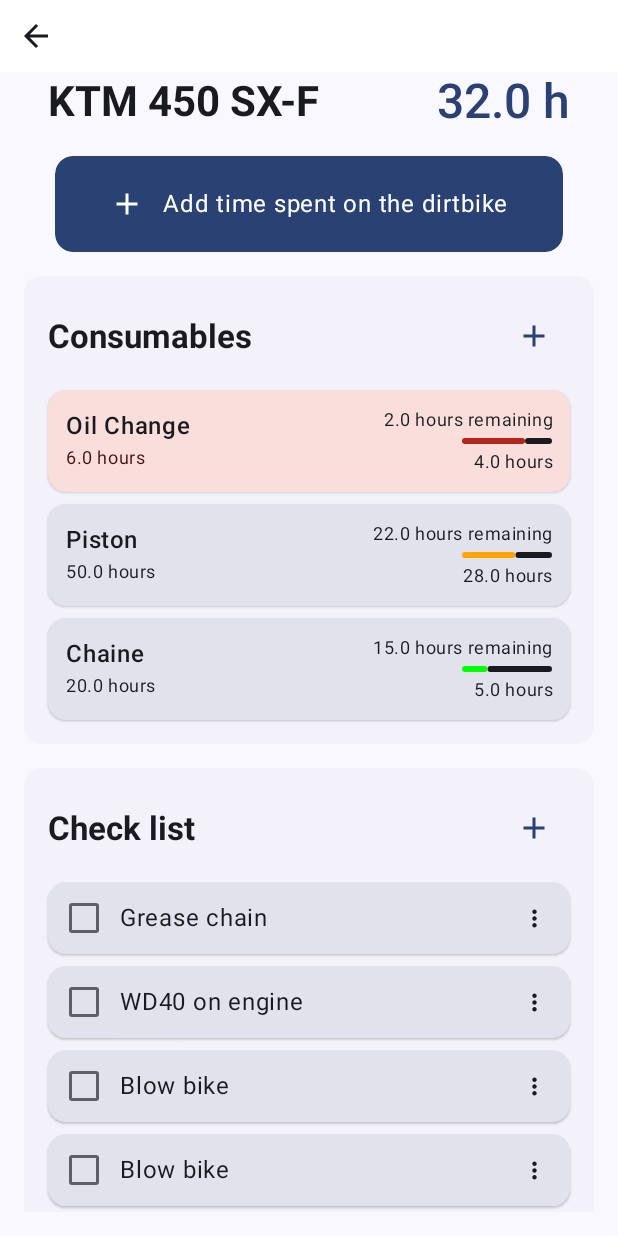
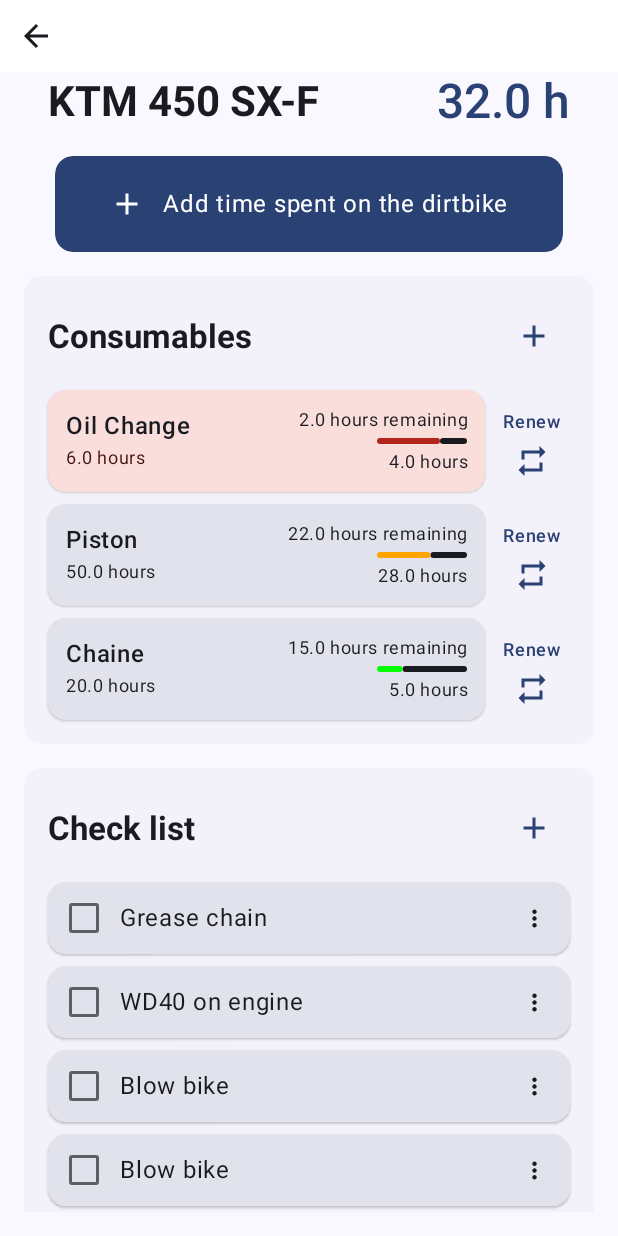
Before and after one commit to Z3nk/Motorcycle-Manager, an Android app built with Jetpack Compose: the @Preview function BikeDetailsPreview, on a phone screen of 412 x 824 dp. Run offline under Robolectric (Android 15) with nearby library versions, the phone set to English and light mode, and no system bars; libraries missing offline, so code that uses them is left out: androidx.hilt.lifecycle.

Commit message:
feat(renew): we can now renew consumable

```diff
--- a/app/src/main/java/fr/zunkit/motorcyclemanager/presentation/bikedetails/BikeDetailsScreen.kt
+++ b/app/src/main/java/fr/zunkit/motorcyclemanager/presentation/bikedetails/BikeDetailsScreen.kt
@@ -70,6 +70,10 @@ fun BikeDetailsScreen(
                     onDeleteConsumable = { consumable ->
                         viewModel.onDeleteConsumable(consumable)
                     },
+                    onRenewConsumable = { consumable ->
+                        viewModel.onRenewConsumable(consumable)
+
+                    },
                     onClickCheck = { check ->
                         viewModel.checkOn(check)
                     }
--- a/app/src/main/java/fr/zunkit/motorcyclemanager/presentation/bikedetails/BikeDetailsStateScreen.kt
+++ b/app/src/main/java/fr/zunkit/motorcyclemanager/presentation/bikedetails/BikeDetailsStateScreen.kt
@@ -34,6 +34,7 @@ fun BikeDetailsStateScreen(
     onAddConsumable: () -> Unit,
     onEditConsumable: (Consumable) -> Unit,
     onDeleteConsumable: (Consumable) -> Unit,
+    onRenewConsumable: (Consumable) -> Unit,
     onAddCheck: () -> Unit,
     onEditCheck: (Check) -> Unit,
     onDeleteCheck: (Check) -> Unit,
@@ -75,7 +76,8 @@ fun BikeDetailsStateScreen(
                     consumables = screenState.bike.consumables,
                     onEditConsumable = onEditConsumable,
                     onAddConsumable = onAddConsumable,
-                    onDeleteConsumable = onDeleteConsumable
+                    onDeleteConsumable = onDeleteConsumable,
+                    onRenewConsumable = onRenewConsumable
                 )
             }
             item {
@@ -119,11 +121,12 @@ fun BikeDetailsPreview() {
             onAddConsumable = {},
             onEditConsumable = {},
             onDeleteConsumable = {},
+            onRenewConsumable = {},
             onAddCheck = {},
             onEditCheck = {},
             onDeleteCheck = {},
             onAddHours = {},
-            onClickCheck = {}
+            onClickCheck = {},
         )
     }
 }
--- a/app/src/main/java/fr/zunkit/motorcyclemanager/presentation/bikedetails/composables/ConsumableItem.kt
+++ b/app/src/main/java/fr/zunkit/motorcyclemanager/presentation/bikedetails/composables/ConsumableItem.kt
@@ -36,6 +36,7 @@ import fr.zunkit.motorcyclemanager.presentation.bikedetails.models.Consumable
 
 @Composable
 fun ConsumableItem(
+    modifier: Modifier,
     consumable: Consumable,
     onEditClick: () -> Unit,
     onDeleteClick: () -> Unit
@@ -50,7 +51,7 @@ fun ConsumableItem(
     val isUrgent = hoursRemaining <= 2f
 
     Card(
-        modifier = Modifier
+        modifier = modifier
             .fillMaxWidth()
             .combinedClickable(
                 onClick = onEditClick,
--- a/app/src/main/java/fr/zunkit/motorcyclemanager/presentation/bikedetails/composables/ConsumablesSection.kt
+++ b/app/src/main/java/fr/zunkit/motorcyclemanager/presentation/bikedetails/composables/ConsumablesSection.kt
@@ -1,12 +1,17 @@
 package fr.zunkit.motorcyclemanager.presentation.bikedetails.composables
 
+import androidx.compose.foundation.clickable
+import androidx.compose.foundation.combinedClickable
 import androidx.compose.foundation.layout.Arrangement
 import androidx.compose.foundation.layout.Column
 import androidx.compose.foundation.layout.Row
 import androidx.compose.foundation.layout.fillMaxWidth
 import androidx.compose.foundation.layout.padding
+import androidx.compose.foundation.layout.size
 import androidx.compose.material.icons.Icons
 import androidx.compose.material.icons.filled.Add
+import androidx.compose.material.icons.filled.Repeat
+import androidx.compose.material.icons.filled.Timelapse
 import androidx.compose.material3.Card
 import androidx.compose.material3.CardDefaults
 import androidx.compose.material3.Icon
@@ -27,7 +32,8 @@ fun ConsumablesSection(
     consumables: List<Consumable>,
     onEditConsumable: (Consumable) -> Unit,
     onDeleteConsumable: (Consumable) -> Unit,
-    onAddConsumable: () -> Unit
+    onAddConsumable: () -> Unit,
+    onRenewConsumable: (Consumable) -> Unit
 ) {
     Card(
         modifier = Modifier
@@ -73,11 +79,38 @@ fun ConsumablesSection(
                     verticalArrangement = Arrangement.spacedBy(8.dp)
                 ) {
                     consumables.forEach { consumable ->
-                        ConsumableItem(
-                            consumable = consumable,
-                            onEditClick = { onEditConsumable(consumable) },
-                            onDeleteClick = { onDeleteConsumable(consumable) }
-                        )
+                        Row(
+                            Modifier.fillMaxWidth(),
+                            verticalAlignment = Alignment.CenterVertically
+                        ) {
+                            ConsumableItem(
+                                modifier = Modifier.weight(1f),
+                                consumable = consumable,
+                                onEditClick = { onEditConsumable(consumable) },
+                                onDeleteClick = { onDeleteConsumable(consumable) }
+                            )
+                            Column(
+                                modifier = Modifier
+                                    .padding(start = 6.dp, bottom = 1.dp)
+                                    .clickable(onClick = { onRenewConsumable(consumable) }),
+                                horizontalAlignment = Alignment.CenterHorizontally,
+                                verticalArrangement = Arrangement.Center
+                            ) {
+                                Text(
+                                    modifier = Modifier.padding(6.dp),
+                                    text = stringResource(R.string.renew),
+                                    style = MaterialTheme.typography.labelMedium,
+                                    color = MaterialTheme.colorScheme.primary
+                                )
+
+                                Icon(
+                                    imageVector = Icons.Default.Repeat,
+                                    contentDescription = null,
+                                    modifier = Modifier,
+                                    tint = MaterialTheme.colorScheme.primary
+                                )
+                            }
+                        }
                     }
                 }
             }
--- a/app/src/main/res/values/strings.xml
+++ b/app/src/main/res/values/strings.xml
@@ -11,6 +11,7 @@
     <string name="no_consumables">No consumables</string>
     <string name="consumables_examples">A consumable is simply something that has a lifespan on your dirtbike and you want to know how much you\re up to\nExample : oil change, oil filter, pistons, etc. </string>
     <string name="no_check_points">No check points</string>
+    <string name="renew">Renew</string>
     <string name="checks_examples">Any actions you want to do before or after a ride\nExample : check torque, check chain tension, etc.</string>
     <string name="add_hours_examples">By adding hours spend riding your dirtbike, you will add hours to your consumables too</string>
     <string name="checklist">Check list</string>
```
Also changed, not shown: app/src/main/java/fr/zunkit/motorcyclemanager/domain/consumables/RenewConsumableUseCase.kt (added, +32 -0 lines), app/src/main/java/fr/zunkit/motorcyclemanager/presentation/bikedetails/BikeDetailsViewModel.kt (+18 -0 lines), 1 other file.
